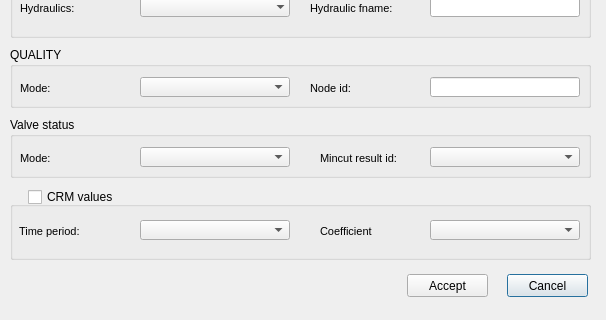
Qt form ui/ws_options.ui (Giswater/giswater_qgis_plugin) before a commit; both pictures show x 0 to 606 and y 323 to 643 of the 606 by 643 pixel window.
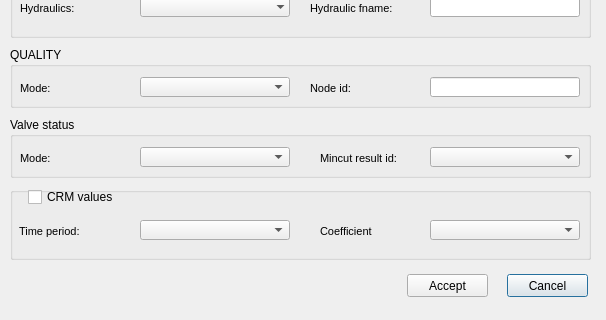
The same form after that commit.

Diff of the .ui file:
```diff
--- a/ui/ws_options.ui
+++ b/ui/ws_options.ui
@@ -1265,7 +1265,7 @@
     </rect>
    </property>
    <property name="title">
-    <string>                              </string>
+    <string/>
    </property>
    <widget class="QLabel" name="label_quality_6">
     <property name="geometry">
```
Left out of the diff: 29 changed lines with no effect on the pictures.
